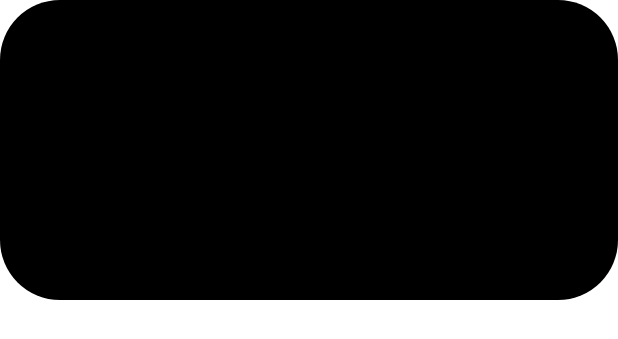
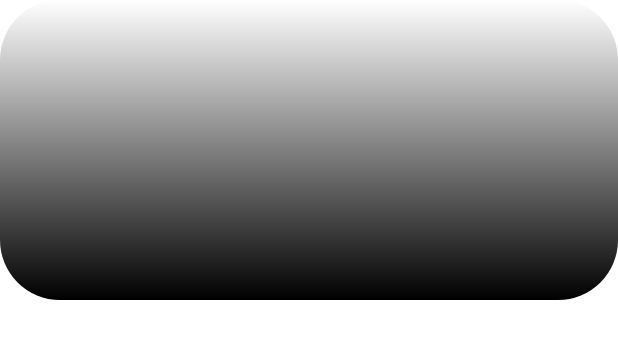
Before and after one commit to abdulvvahid/NewsFragmentManagement, an Android app: the layout fragment_headline.xml on its own in the app's theme, with its tools: preview values and no code run, on a phone screen of 412 x 824 dp. Shown: the top 339 px of the screen. Run offline under Robolectric (Android 15) with nearby library versions, the phone set to English and light mode, and no system bars.

Commit message:
Create headline gradient

```diff
--- a/app/src/main/res/drawable/bg_headline.xml
+++ b/app/src/main/res/drawable/bg_headline.xml
@@ -1,6 +1,11 @@
 <shape xmlns:android="http://schemas.android.com/apk/res/android">
     <corners android:radius="40dp" />
 
-    <solid android:color="@color/black" />
+    <solid android:color="@color/white" />
+
+    <gradient
+        android:angle="90"
+        android:endColor="@android:color/transparent"
+        android:startColor="#000000" />
 
 </shape>
```
